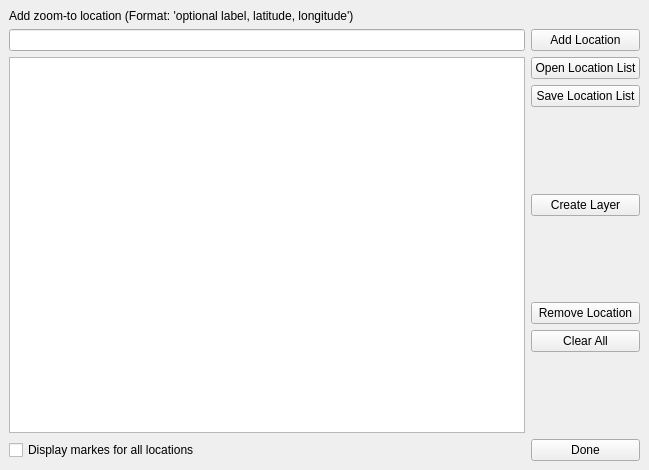
The window that ui/multiZoomDialog.ui (NationalSecurityAgency/qgis-latlontools-plugin) describes before a commit, drawn with Qt 5.
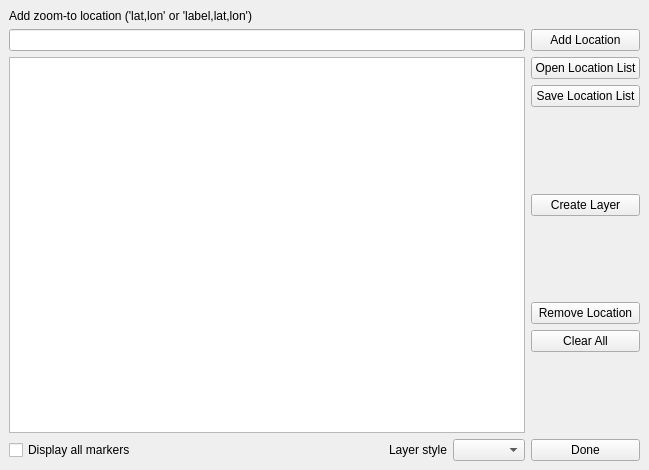
The same window after the commit.

Commit message: Added styling for multi-zoom create layer

```diff
--- a/ui/multiZoomDialog.ui
+++ b/ui/multiZoomDialog.ui
@@ -21,7 +21,7 @@
     <item row="0" column="0">
      <widget class="QLabel" name="label">
       <property name="text">
-       <string>Add zoom-to location (Format: 'optional label, latitude, longitude')</string>
+       <string>Add zoom-to location ('lat,lon' or 'label,lat,lon')</string>
       </property>
      </widget>
     </item>
@@ -113,13 +113,6 @@
       </item>
      </layout>
     </item>
-    <item row="3" column="0">
-     <widget class="QCheckBox" name="showAllCheckBox">
-      <property name="text">
-       <string>Display markes for all locations</string>
-      </property>
-     </widget>
-    </item>
     <item row="3" column="1">
      <widget class="QPushButton" name="doneButton">
       <property name="text">
@@ -127,6 +120,40 @@
       </property>
      </widget>
     </item>
+    <item row="3" column="0">
+     <layout class="QHBoxLayout" name="horizontalLayout">
+      <item>
+       <widget class="QCheckBox" name="showAllCheckBox">
+        <property name="text">
+         <string>Display all markers</string>
+        </property>
+       </widget>
+      </item>
+      <item>
+       <spacer name="horizontalSpacer">
+        <property name="orientation">
+         <enum>Qt::Horizontal</enum>
+        </property>
+        <property name="sizeHint" stdset="0">
+         <size>
+          <width>40</width>
+          <height>20</height>
+         </size>
+        </property>
+       </spacer>
+      </item>
+      <item>
+       <widget class="QLabel" name="label_2">
+        <property name="text">
+         <string>Layer style</string>
+        </property>
+       </widget>
+      </item>
+      <item>
+       <widget class="QComboBox" name="markerStyleComboBox"/>
+      </item>
+     </layout>
+    </item>
    </layout>
   </widget>
  </widget>
```
The commit also changes 3 other files.
